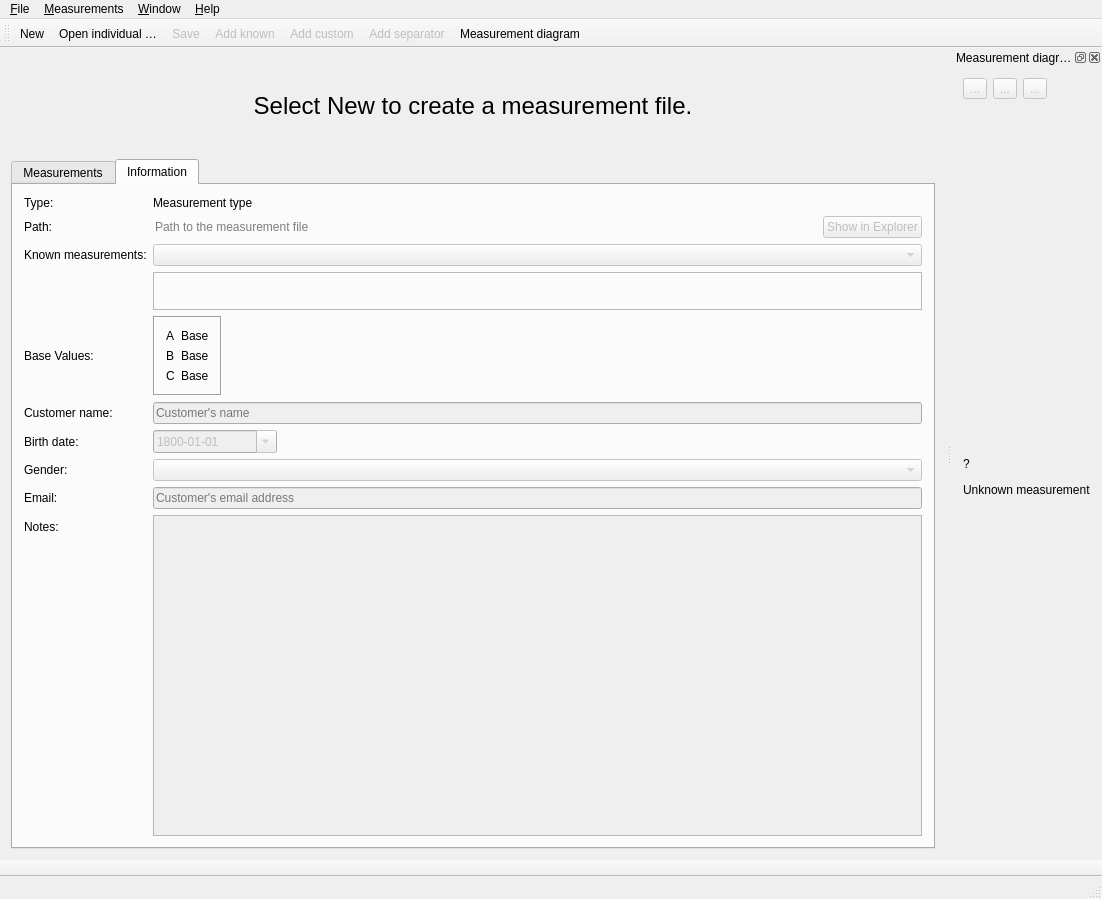
Before: the Qt Designer form src/app/tape/tmainwindow.ui in dismine/valentina, drawn with Qt 5.
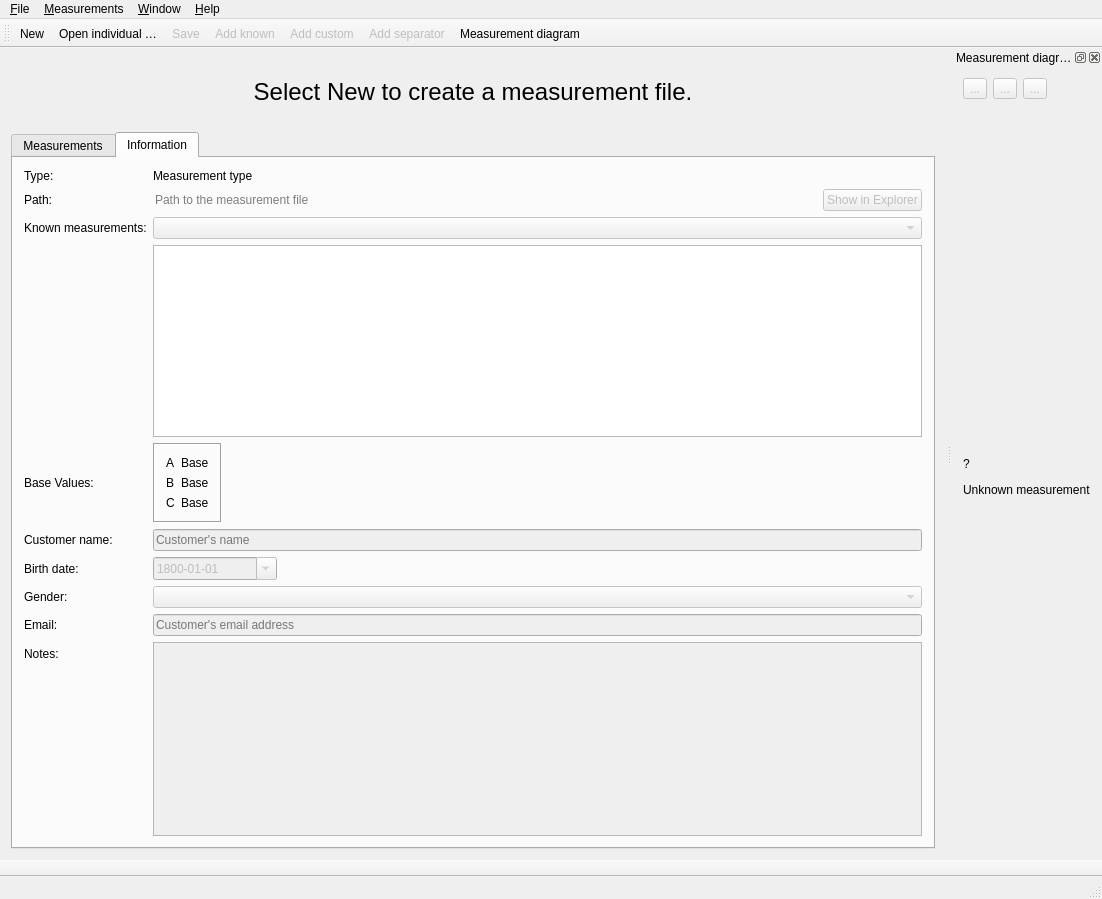
After: the same form once the commit is applied. Icons and pictures are not drawn. Custom widgets are drawn as their Qt base class.

Commit message: Known measurements editor.

Diff of the .ui file:
```diff
--- a/src/app/tape/tmainwindow.ui
+++ b/src/app/tape/tmainwindow.ui
@@ -926,32 +926,7 @@
           </property>
          </widget>
         </item>
-        <item row="3" column="1">
-         <widget class="QFrame" name="frame">
-          <property name="sizePolicy">
-           <sizepolicy hsizetype="Expanding" vsizetype="Preferred">
-            <horstretch>0</horstretch>
-            <verstretch>0</verstretch>
-           </sizepolicy>
-          </property>
-          <property name="frameShape">
-           <enum>QFrame::StyledPanel</enum>
-          </property>
-          <property name="frameShadow">
-           <enum>QFrame::Raised</enum>
-          </property>
-          <layout class="QVBoxLayout" name="verticalLayout">
-           <item>
-            <widget class="QLabel" name="labelKnownMeasurementsDescription">
-             <property name="text">
-              <string/>
-             </property>
-            </widget>
-           </item>
-          </layout>
-         </widget>
-        </item>
-        <item row="4" column="0">
+        <item row="5" column="0">
          <widget class="QLabel" name="labelBaseValues">
           <property name="sizePolicy">
            <sizepolicy hsizetype="Preferred" vsizetype="Expanding">
@@ -967,7 +942,7 @@
           </property>
          </widget>
         </item>
-        <item row="4" column="1">
+        <item row="5" column="1">
          <widget class="QFrame" name="frameBaseValue">
           <property name="frameShape">
            <enum>QFrame::Box</enum>
@@ -1024,14 +999,14 @@
           </layout>
          </widget>
         </item>
-        <item row="5" column="0">
+        <item row="6" column="0">
          <widget class="QLabel" name="labelCustomerName">
           <property name="text">
            <string>Customer name:</string>
           </property>
          </widget>
         </item>
-        <item row="5" column="1">
+        <item row="6" column="1">
          <widget class="QLineEdit" name="lineEditCustomerName">
           <property name="enabled">
            <bool>false</bool>
@@ -1045,16 +1020,19 @@
           <property name="placeholderText">
            <string>Customer's name</string>
           </property>
+          <property name="clearButtonEnabled">
+           <bool>true</bool>
+          </property>
          </widget>
         </item>
-        <item row="6" column="0">
+        <item row="7" column="0">
          <widget class="QLabel" name="labelBirthDate">
           <property name="text">
            <string>Birth date:</string>
           </property>
          </widget>
         </item>
-        <item row="6" column="1">
+        <item row="7" column="1">
          <widget class="QDateEdit" name="dateEditBirthDate">
           <property name="enabled">
            <bool>false</bool>
@@ -1089,14 +1067,14 @@
           </property>
          </widget>
         </item>
-        <item row="7" column="0">
+        <item row="8" column="0">
          <widget class="QLabel" name="labelGender">
           <property name="text">
            <string>Gender:</string>
           </property>
          </widget>
         </item>
-        <item row="7" column="1">
+        <item row="8" column="1">
          <widget class="QComboBox" name="comboBoxGender">
           <property name="enabled">
            <bool>false</bool>
@@ -1109,14 +1087,14 @@
           </property>
          </widget>
         </item>
-        <item row="8" column="0">
+        <item row="9" column="0">
          <widget class="QLabel" name="labelEmail">
           <property name="text">
            <string>Email:</string>
           </property>
          </widget>
         </item>
-        <item row="8" column="1">
+        <item row="9" column="1">
          <widget class="QLineEdit" name="lineEditEmail">
           <property name="enabled">
            <bool>false</bool>
@@ -1130,16 +1108,19 @@
           <property name="placeholderText">
            <string>Customer's email address</string>
           </property>
+          <property name="clearButtonEnabled">
+           <bool>true</bool>
+          </property>
          </widget>
         </item>
-        <item row="9" column="0">
+        <item row="10" column="0">
          <widget class="QLabel" name="labelNotes">
           <property name="text">
            <string>Notes:</string>
           </property>
          </widget>
         </item>
-        <item row="9" column="1">
+        <item row="10" column="1">
          <widget class="VPlainTextEdit" name="plainTextEditNotes">
           <property name="enabled">
            <bool>false</bool>
@@ -1152,6 +1133,9 @@
           </property>
          </widget>
         </item>
+        <item row="4" column="1">
+         <widget class="QPlainTextEdit" name="plainTextEditKnownMeasurementsDescription"/>
+        </item>
        </layout>
       </widget>
      </widget>
```
Left out of the diff: 22 changed lines with no effect on the pictures. The commit also changes 47 other files.
